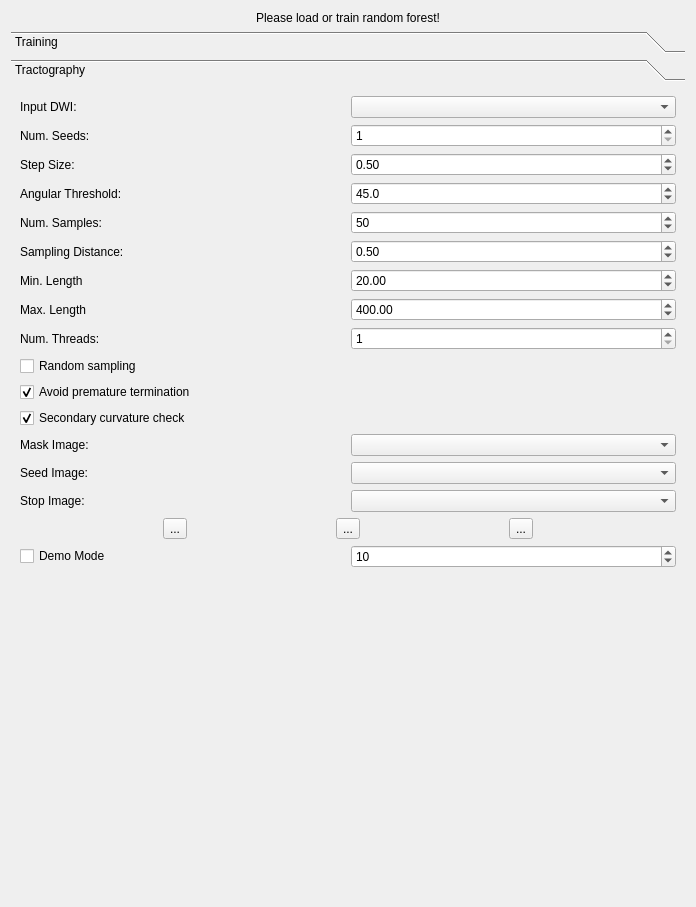
Above: Plugins/org.mitk.gui.qt.diffusionimaging/src/internal/QmitkMLBTViewControls.ui from MITK/MITK before the change. Below: the same form after it.
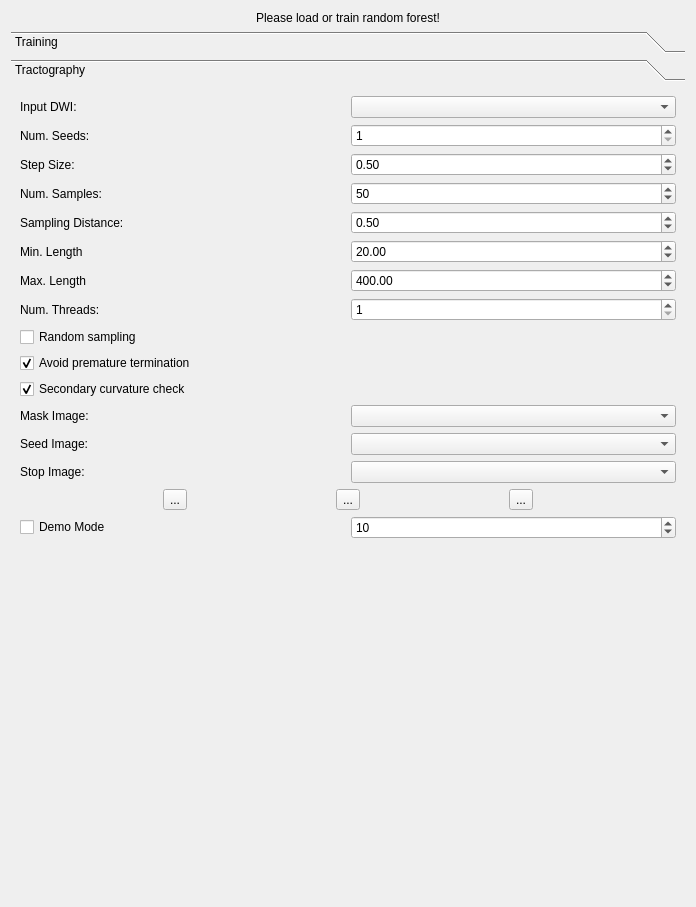
That is the form after the change. The open tabs and pages were chosen to show the change. Icons and pictures are not drawn. Custom widgets are drawn as their Qt base class.

```diff
--- a/Plugins/org.mitk.gui.qt.diffusionimaging/src/internal/QmitkMLBTViewControls.ui
+++ b/Plugins/org.mitk.gui.qt.diffusionimaging/src/internal/QmitkMLBTViewControls.ui
@@ -27,7 +27,7 @@
    <item row="1" column="0">
     <widget class="QToolBox" name="toolBox">
      <property name="currentIndex">
-      <number>0</number>
+      <number>1</number>
      </property>
      <widget class="QWidget" name="page">
       <property name="geometry">
@@ -496,16 +496,6 @@
          </layout>
         </widget>
        </item>
-       <item row="4" column="0">
-        <widget class="QCheckBox" name="m_Curvcheck2">
-         <property name="text">
-          <string>Secondary curvature check</string>
-         </property>
-         <property name="checked">
-          <bool>true</bool>
-         </property>
-        </widget>
-       </item>
        <item row="1" column="0">
         <widget class="QFrame" name="frame_2">
          <property name="frameShape">
@@ -527,51 +517,6 @@
           <property name="bottomMargin">
            <number>0</number>
           </property>
-          <item row="2" column="1">
-           <widget class="QDoubleSpinBox" name="m_TrackingStepSizeBox">
-            <property name="value">
-             <double>0.500000000000000</double>
-            </property>
-           </widget>
-          </item>
-          <item row="7" column="0">
-           <widget class="QLabel" name="label_14">
-            <property name="text">
-             <string>Max. Length</string>
-            </property>
-           </widget>
-          </item>
-          <item row="4" column="1">
-           <widget class="QSpinBox" name="m_NumSamplesBox">
-            <property name="maximum">
-             <number>999999999</number>
-            </property>
-            <property name="value">
-             <number>50</number>
-            </property>
-           </widget>
-          </item>
-          <item row="4" column="0">
-           <widget class="QLabel" name="label_9">
-            <property name="text">
-             <string>Num. Samples:</string>
-            </property>
-           </widget>
-          </item>
-          <item row="2" column="0">
-           <widget class="QLabel" name="label_8">
-            <property name="text">
-             <string>Step Size:</string>
-            </property>
-           </widget>
-          </item>
-          <item row="5" column="0">
-           <widget class="QLabel" name="label_10">
-            <property name="text">
-             <string>Sampling Distance:</string>
-            </property>
-           </widget>
-          </item>
           <item row="1" column="1">
            <widget class="QSpinBox" name="m_NumberOfSeedsBox">
             <property name="statusTip">
@@ -585,24 +530,23 @@
             </property>
            </widget>
           </item>
-          <item row="6" column="0">
-           <widget class="QLabel" name="label_13">
-            <property name="text">
-             <string>Min. Length</string>
+          <item row="0" column="1">
+           <widget class="QmitkDataStorageComboBox" name="m_TrackingRawImageBox"/>
+          </item>
+          <item row="6" column="1">
+           <widget class="QDoubleSpinBox" name="m_MaxLengthBox">
+            <property name="maximum">
+             <double>999999999.000000000000000</double>
+            </property>
+            <property name="singleStep">
+             <double>1.000000000000000</double>
+            </property>
+            <property name="value">
+             <double>400.000000000000000</double>
             </property>
            </widget>
           </item>
           <item row="5" column="1">
-           <widget class="QDoubleSpinBox" name="m_SamplingDistanceBox">
-            <property name="singleStep">
-             <double>0.100000000000000</double>
-            </property>
-            <property name="value">
-             <double>0.500000000000000</double>
-            </property>
-           </widget>
-          </item>
-          <item row="6" column="1">
            <widget class="QDoubleSpinBox" name="m_MinLengthBox">
             <property name="maximum">
              <double>999999999.000000000000000</double>
@@ -615,10 +559,13 @@
             </property>
            </widget>
           </item>
-          <item row="3" column="0">
-           <widget class="QLabel" name="label_11">
-            <property name="text">
-             <string>Angular Threshold:</string>
+          <item row="3" column="1">
+           <widget class="QSpinBox" name="m_NumSamplesBox">
+            <property name="maximum">
+             <number>999999999</number>
+            </property>
+            <property name="value">
+             <number>50</number>
             </property>
            </widget>
           </item>
@@ -629,59 +576,82 @@
             </property>
            </widget>
           </item>
+          <item row="5" column="0">
+           <widget class="QLabel" name="label_13">
+            <property name="text">
+             <string>Min. Length</string>
+            </property>
+           </widget>
+          </item>
+          <item row="4" column="0">
+           <widget class="QLabel" name="label_10">
+            <property name="text">
+             <string>Sampling Distance:</string>
+            </property>
+           </widget>
+          </item>
+          <item row="4" column="1">
+           <widget class="QDoubleSpinBox" name="m_SamplingDistanceBox">
+            <property name="singleStep">
+             <double>0.100000000000000</double>
+            </property>
+            <property name="value">
+             <double>0.500000000000000</double>
+            </property>
+           </widget>
+          </item>
+          <item row="6" column="0">
+           <widget class="QLabel" name="label_14">
+            <property name="text">
+             <string>Max. Length</string>
+            </property>
+           </widget>
+          </item>
+          <item row="2" column="0">
+           <widget class="QLabel" name="label_8">
+            <property name="text">
+             <string>Step Size:</string>
+            </property>
+           </widget>
+          </item>
+          <item row="0" column="0">
+           <widget class="QLabel" name="label_12">
+            <property name="text">
+             <string>Input DWI:</string>
+            </property>
+           </widget>
+          </item>
           <item row="7" column="1">
-           <widget class="QDoubleSpinBox" name="m_MaxLengthBox">
-            <property name="maximum">
-             <double>999999999.000000000000000</double>
-            </property>
-            <property name="singleStep">
-             <double>1.000000000000000</double>
-            </property>
-            <property name="value">
-             <double>400.000000000000000</double>
-            </property>
-           </widget>
-          </item>
-          <item row="3" column="1">
-           <widget class="QDoubleSpinBox" name="m_AngularThresholdBox">
-            <property name="decimals">
+           <widget class="QSpinBox" name="m_NumberOfThreadsBox">
+            <property name="minimum">
              <number>1</number>
             </property>
             <property name="maximum">
-             <double>90.000000000000000</double>
-            </property>
-            <property name="value">
-             <double>45.000000000000000</double>
+             <number>30</number>
             </property>
            </widget>
           </item>
-          <item row="8" column="0">
+          <item row="7" column="0">
            <widget class="QLabel" name="label_15">
             <property name="text">
              <string>Num. Threads:</string>
             </property>
            </widget>
           </item>
-          <item row="8" column="1">
-           <widget class="QSpinBox" name="m_NumberOfThreadsBox">
-            <property name="minimum">
-             <number>1</number>
-            </property>
-            <property name="maximum">
-             <number>30</number>
+          <item row="2" column="1">
+           <widget class="QDoubleSpinBox" name="m_TrackingStepSizeBox">
+            <property name="value">
+             <double>0.500000000000000</double>
             </property>
            </widget>
           </item>
-          <item row="0" column="0">
-           <widget class="QLabel" name="label_12">
+          <item row="3" column="0">
+           <widget class="QLabel" name="label_9">
             <property name="text">
-             <string>Input DWI:</string>
+             <string>Num. Samples:</string>
             </property>
            </widget>
           </item>
-          <item row="0" column="1">
-           <widget class="QmitkDataStorageComboBox" name="m_TrackingRawImageBox"/>
-          </item>
          </layout>
         </widget>
        </item>
@@ -774,6 +744,16 @@
          </property>
         </spacer>
        </item>
+       <item row="4" column="0">
+        <widget class="QCheckBox" name="m_Curvcheck2">
+         <property name="text">
+          <string>Secondary curvature check</string>
+         </property>
+         <property name="checked">
+          <bool>true</bool>
+         </property>
+        </widget>
+       </item>
       </layout>
      </widget>
     </widget>
```
